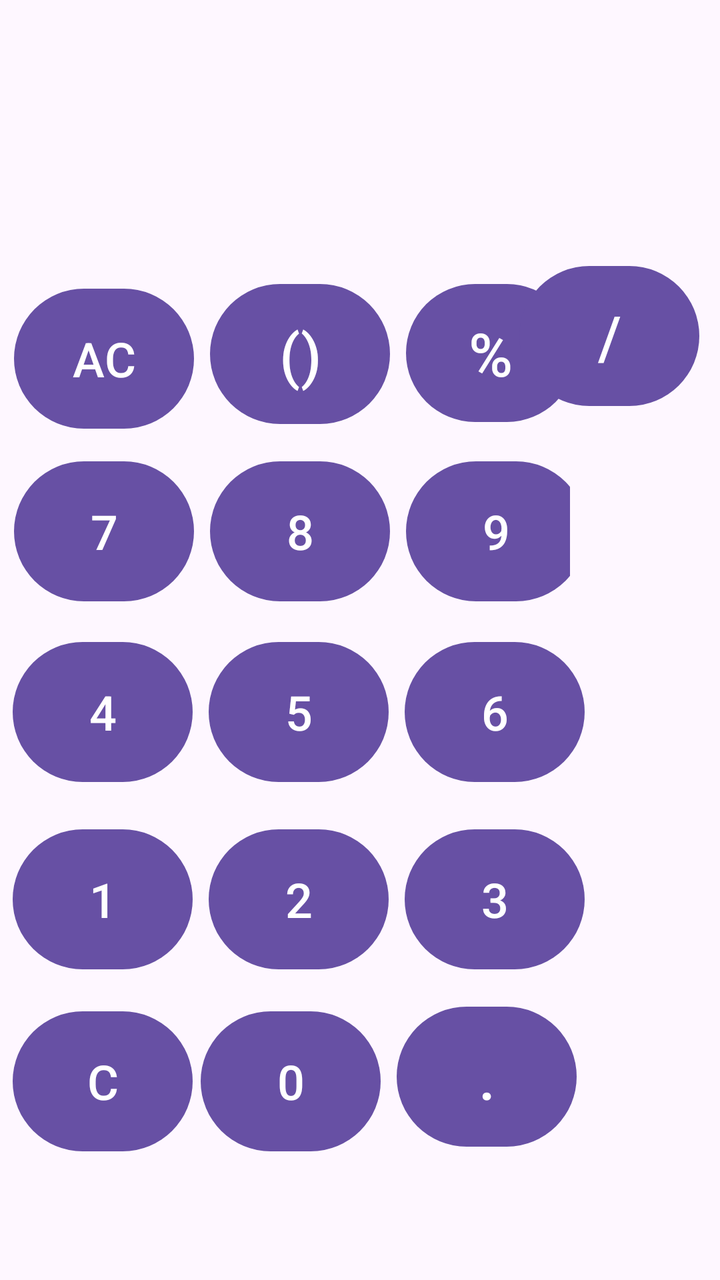
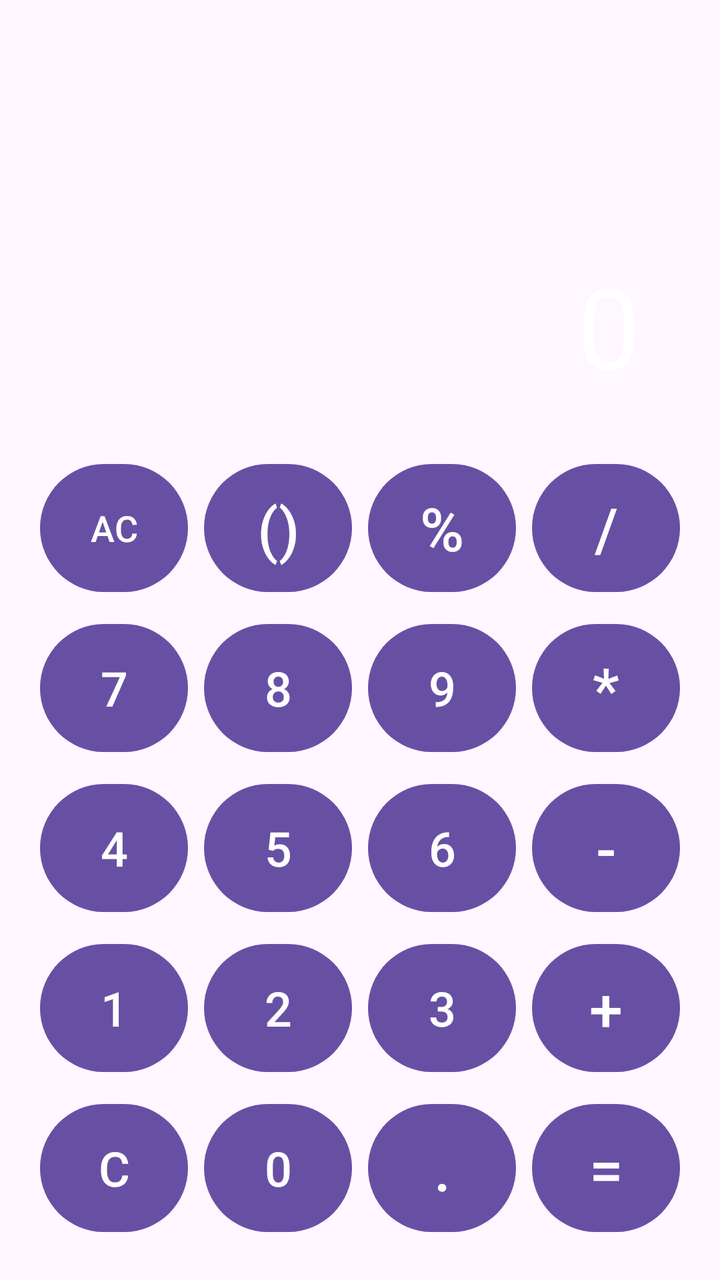

An Android layout rendered at two revisions. The XML below is the earlier revision; the diff shows what the commit changed to produce the second picture.
<!-- AndroidManifest.xml: application theme Theme.MyApp -->
<!-- res/layout/calculadora_layout.xml -->
<?xml version="1.0" encoding="utf-8"?>
<androidx.constraintlayout.widget.ConstraintLayout xmlns:android="http://schemas.android.com/apk/res/android"
    android:layout_width="match_parent"
    android:layout_height="match_parent"
    xmlns:app="http://schemas.android.com/apk/res-auto"
    xmlns:tools="http://schemas.android.com/tools">

    <Space
        android:id="@+id/space"
        android:layout_width="400dp"
        android:layout_height="106dp"
        android:layout_marginTop="15dp"
        app:layout_constraintBottom_toBottomOf="parent"
        app:layout_constraintEnd_toEndOf="parent"
        app:layout_constraintHorizontal_bias="0.0"
        app:layout_constraintStart_toStartOf="parent"
        app:layout_constraintTop_toTopOf="parent"
        app:layout_constraintVertical_bias="0.001" />

    <LinearLayout
        android:id="@+id/fila_funciones"
        android:layout_width="279dp"
        android:layout_height="77dp"
        android:layout_marginTop="2dp"
        android:layout_marginBottom="2dp"
        android:orientation="horizontal"
        app:layout_constraintBottom_toBottomOf="parent"
        app:layout_constraintEnd_toEndOf="parent"
        app:layout_constraintHorizontal_bias="0.087"
        app:layout_constraintStart_toStartOf="parent"
        app:layout_constraintTop_toBottomOf="@+id/space"
        app:layout_constraintVertical_bias="0.033">

        <Button
            android:id="@+id/button_ac"
            android:layout_width="90dp"
            android:layout_height="78dp"
            android:layout_marginEnd="4dp"
            android:text="@string/boton_ac"
            android:textSize="24sp" />

        <Button
            android:id="@+id/button_parentesis"
            android:layout_width="90dp"
            android:layout_height="78dp"
            android:layout_marginStart="4dp"
            android:layout_marginEnd="4dp"
            android:text="@string/boton_paren"
            android:textSize="30sp" />

        <Button
            android:id="@+id/button_porcen"
            android:layout_width="85dp"
            android:layout_height="match_parent"
            android:layout_marginStart="4dp"
            android:text="@string/boton_porcen"
            android:textSize="30sp" />

    </LinearLayout>

    <LinearLayout
        android:id="@+id/fila_superior"
        android:layout_width="278dp"
        android:layout_height="79dp"
        android:layout_marginBottom="2dp"
        android:orientation="horizontal"
        app:layout_constraintBottom_toBottomOf="parent"
        app:layout_constraintEnd_toEndOf="parent"
        app:layout_constraintHorizontal_bias="0.087"
        app:layout_constraintStart_toStartOf="parent"
        app:layout_constraintTop_toBottomOf="@+id/fila_funciones"
        app:layout_constraintVertical_bias="0.034">

        <Button
            android:id="@+id/button_7"
            android:layout_width="90dp"
            android:layout_height="78dp"
            android:layout_marginEnd="4dp"
            android:text="@string/boton_7"
            android:textSize="24sp" />

        <Button
            android:id="@+id/button_8"
            android:layout_width="90dp"
            android:layout_height="78dp"
            android:layout_marginStart="4dp"
            android:layout_marginEnd="4dp"
            android:text="@string/boton_8"
            android:textSize="24sp" />

        <Button
            android:id="@+id/button_9"
            android:layout_width="90dp"
            android:layout_height="78dp"
            android:layout_marginStart="4dp"
            android:text="@string/boton_9"
            android:textSize="24sp" />
    </LinearLayout>

    <LinearLayout
        android:id="@+id/fila_inferior"
        android:layout_width="286dp"
        android:layout_height="74dp"
        android:layout_marginTop="2dp"
        android:layout_marginBottom="2dp"
        android:orientation="horizontal"
        app:layout_constraintBottom_toBottomOf="parent"
        app:layout_constraintEnd_toEndOf="parent"
        app:layout_constraintHorizontal_bias="0.087"
        app:layout_constraintStart_toStartOf="parent"
        app:layout_constraintTop_toBottomOf="@+id/fila_central"
        app:layout_constraintVertical_bias="0.077">

        <Button
            android:id="@+id/button_1"
            android:layout_width="90dp"
            android:layout_height="78dp"
            android:layout_marginEnd="4dp"
            android:text="@string/boton_1"
            android:textSize="24sp" />

        <Button
            android:id="@+id/button_2"
            android:layout_width="90dp"
            android:layout_height="78dp"
            android:layout_marginStart="4dp"
            android:layout_marginEnd="4dp"
            android:text="@string/boton_2"
            android:textSize="24sp" />

        <Button
            android:id="@+id/button_3"
            android:layout_width="90dp"
            android:layout_height="78dp"
            android:layout_marginStart="4dp"
            android:text="@string/boton_3"
            android:textSize="24sp" />
    </LinearLayout>

    <LinearLayout
        android:id="@+id/fila_central"
        android:layout_width="287dp"
        android:layout_height="79dp"
        android:layout_marginTop="2dp"
        android:layout_marginBottom="2dp"
        android:orientation="horizontal"
        app:layout_constraintBottom_toBottomOf="parent"
        app:layout_constraintEnd_toEndOf="parent"
        app:layout_constraintHorizontal_bias="0.087"
        app:layout_constraintStart_toStartOf="parent"
        app:layout_constraintTop_toBottomOf="@+id/fila_superior"
        app:layout_constraintVertical_bias="0.037">

        <Button
            android:id="@+id/button_4"
            android:layout_width="90dp"
            android:layout_height="78dp"
            android:layout_marginEnd="4dp"
            android:text="@string/boton_4"
            android:textSize="24sp" />

        <Button
            android:id="@+id/button_5"
            android:layout_width="90dp"
            android:layout_height="78dp"
            android:layout_marginStart="4dp"
            android:layout_marginEnd="4dp"
            android:text="@string/boton_5"
            android:textSize="24sp" />

        <Button
            android:id="@+id/button_6"
            android:layout_width="90dp"
            android:layout_height="78dp"
            android:layout_marginStart="4dp"
            android:text="@string/boton_6"
            android:textSize="24sp" />

    </LinearLayout>

    <LinearLayout
        android:id="@+id/fila_de_ceros"
        android:layout_width="288dp"
        android:layout_height="80dp"
        android:layout_marginTop="2dp"
        android:orientation="horizontal"
        app:layout_constraintBottom_toBottomOf="parent"
        app:layout_constraintEnd_toEndOf="parent"
        app:layout_constraintHorizontal_bias="0.087"
        app:layout_constraintStart_toStartOf="parent"
        app:layout_constraintTop_toBottomOf="@+id/fila_inferior"
        app:layout_constraintVertical_bias="0.171">

        <Button
            android:id="@+id/button_del_num_act"
            android:layout_width="90dp"
            android:layout_height="78dp"
            android:layout_marginEnd="4dp"
            android:text="@string/boton_c"
            android:textSize="24sp" />

        <Button
            android:id="@+id/button_0"
            android:layout_width="90dp"
            android:layout_height="78dp"
            android:layout_marginEnd="4dp"
            android:text="@string/boton_0"
            android:textSize="24sp" />

        <Button
            android:id="@+id/button_punto"
            android:layout_width="90dp"
            android:layout_height="78dp"
            android:layout_marginStart="4dp"
            android:text="@string/boton_."
            android:textSize="30sp" />
    </LinearLayout>

    <LinearLayout
        android:id="@+id/fila_de_funciones"
        android:layout_width="91dp"
        android:layout_height="475dp"
        android:layout_marginStart="2dp"
        android:layout_marginTop="2dp"
        android:orientation="vertical"
        app:layout_constraintBottom_toBottomOf="parent"
        app:layout_constraintEnd_toEndOf="parent"
        app:layout_constraintHorizontal_bias="0.965"
        app:layout_constraintStart_toStartOf="parent"
        app:layout_constraintTop_toBottomOf="@+id/space"
        app:layout_constraintVertical_bias="0.128">


        <Button
            android:id="@+id/button_div"
            android:layout_width="90dp"
            android:layout_height="78dp"
            android:layout_marginBottom="2dp"
            android:text="@string/boton_div"
            android:textSize="30sp" />
    </LinearLayout>


</androidx.constraintlayout.widget.ConstraintLayout>
<!-- resources referenced by this layout -->
<resources>
  <string name="boton_.">.</string>
  <string name="boton_0">0</string>
  <string name="boton_1">1</string>
  <string name="boton_2">2</string>
  <string name="boton_3">3</string>
  <string name="boton_4">4</string>
  <string name="boton_5">5</string>
  <string name="boton_6">6</string>
  <string name="boton_7">7</string>
  <string name="boton_8">8</string>
  <string name="boton_9">9</string>
  <string name="boton_ac">AC</string>
  <string name="boton_c">C</string>
  <string name="boton_div">/</string>
      //botones del login y mapa
  <string name="boton_paren">()</string>
  <string name="boton_porcen">%</string>
  <style name="Theme.MyApp" parent="Base.Theme.MyApp" />
  <style name="Base.Theme.MyApp" parent="Theme.Material3.DayNight.NoActionBar">
          
          
      </style>
</resources>

<!-- the commit's change to res/layout/calculadora_layout.xml (unified diff, before → after) -->
@@ -1,244 +1,254 @@
 <?xml version="1.0" encoding="utf-8"?>
 <androidx.constraintlayout.widget.ConstraintLayout xmlns:android="http://schemas.android.com/apk/res/android"
+    xmlns:app="http://schemas.android.com/apk/res-auto"
+    xmlns:tools="http://schemas.android.com/tools"
     android:layout_width="match_parent"
     android:layout_height="match_parent"
-    xmlns:app="http://schemas.android.com/apk/res-auto"
-    xmlns:tools="http://schemas.android.com/tools">
-
-    <Space
-        android:id="@+id/space"
-        android:layout_width="400dp"
-        android:layout_height="106dp"
-        android:layout_marginTop="15dp"
-        app:layout_constraintBottom_toBottomOf="parent"
-        app:layout_constraintEnd_toEndOf="parent"
-        app:layout_constraintHorizontal_bias="0.0"
-        app:layout_constraintStart_toStartOf="parent"
+    android:padding="16dp">
+
+    
+    <EditText
+        android:id="@+id/tv_resultado"
+        android:layout_width="match_parent"
+        android:layout_height="0dp"
+        android:background="@android:color/transparent"
+        android:gravity="bottom|end"
+        android:padding="24dp"
+        android:text="0"
+        android:textColor="#FFFFFF"
+        android:textSize="56sp"
+        android:cursorVisible="true"
+        android:singleLine="true"
+        app:layout_constraintBottom_toTopOf="@+id/teclado_calculadora"
         app:layout_constraintTop_toTopOf="parent"
-        app:layout_constraintVertical_bias="0.001" />
-
+        app:layout_constraintVertical_weight="1" />
+
+    
     <LinearLayout
-        android:id="@+id/fila_funciones"
-        android:layout_width="279dp"
-        android:layout_height="77dp"
-        android:layout_marginTop="2dp"
-        android:layout_marginBottom="2dp"
-        android:orientation="horizontal"
-        app:layout_constraintBottom_toBottomOf="parent"
-        app:layout_constraintEnd_toEndOf="parent"
-        app:layout_constraintHorizontal_bias="0.087"
-        app:layout_constraintStart_toStartOf="parent"
-        app:layout_constraintTop_toBottomOf="@+id/space"
-        app:layout_constraintVertical_bias="0.033">
-
-        <Button
-            android:id="@+id/button_ac"
-            android:layout_width="90dp"
-            android:layout_height="78dp"
-            android:layout_marginEnd="4dp"
-            android:text="@string/boton_ac"
-            android:textSize="24sp" />
-
-        <Button
-            android:id="@+id/button_parentesis"
-            android:layout_width="90dp"
-            android:layout_height="78dp"
-            android:layout_marginStart="4dp"
-            android:layout_marginEnd="4dp"
-            android:text="@string/boton_paren"
-            android:textSize="30sp" />
-
-        <Button
-            android:id="@+id/button_porcen"
-            android:layout_width="85dp"
-            android:layout_height="match_parent"
-            android:layout_marginStart="4dp"
-            android:text="@string/boton_porcen"
-            android:textSize="30sp" />
-
-    </LinearLayout>
-
-    <LinearLayout
-        android:id="@+id/fila_superior"
-        android:layout_width="278dp"
-        android:layout_height="79dp"
-        android:layout_marginBottom="2dp"
-        android:orientation="horizontal"
-        app:layout_constraintBottom_toBottomOf="parent"
-        app:layout_constraintEnd_toEndOf="parent"
-        app:layout_constraintHorizontal_bias="0.087"
-        app:layout_constraintStart_toStartOf="parent"
-        app:layout_constraintTop_toBottomOf="@+id/fila_funciones"
-        app:layout_constraintVertical_bias="0.034">
-
-        <Button
-            android:id="@+id/button_7"
-            android:layout_width="90dp"
-            android:layout_height="78dp"
-            android:layout_marginEnd="4dp"
-            android:text="@string/boton_7"
-            android:textSize="24sp" />
-
-        <Button
-            android:id="@+id/button_8"
-            android:layout_width="90dp"
-            android:layout_height="78dp"
-            android:layout_marginStart="4dp"
-            android:layout_marginEnd="4dp"
-            android:text="@string/boton_8"
-            android:textSize="24sp" />
-
-        <Button
-            android:id="@+id/button_9"
-            android:layout_width="90dp"
-            android:layout_height="78dp"
-            android:layout_marginStart="4dp"
-            android:text="@string/boton_9"
-            android:textSize="24sp" />
-    </LinearLayout>
-
-    <LinearLayout
-        android:id="@+id/fila_inferior"
-        android:layout_width="286dp"
-        android:layout_height="74dp"
-        android:layout_marginTop="2dp"
-        android:layout_marginBottom="2dp"
-        android:orientation="horizontal"
-        app:layout_constraintBottom_toBottomOf="parent"
-        app:layout_constraintEnd_toEndOf="parent"
-        app:layout_constraintHorizontal_bias="0.087"
-        app:layout_constraintStart_toStartOf="parent"
-        app:layout_constraintTop_toBottomOf="@+id/fila_central"
-        app:layout_constraintVertical_bias="0.077">
-
-        <Button
-            android:id="@+id/button_1"
-            android:layout_width="90dp"
-            android:layout_height="78dp"
-            android:layout_marginEnd="4dp"
-            android:text="@string/boton_1"
-            android:textSize="24sp" />
-
-        <Button
-            android:id="@+id/button_2"
-            android:layout_width="90dp"
-            android:layout_height="78dp"
-            android:layout_marginStart="4dp"
-            android:layout_marginEnd="4dp"
-            android:text="@string/boton_2"
-            android:textSize="24sp" />
-
-        <Button
-            android:id="@+id/button_3"
-            android:layout_width="90dp"
-            android:layout_height="78dp"
-            android:layout_marginStart="4dp"
-            android:text="@string/boton_3"
-            android:textSize="24sp" />
-    </LinearLayout>
-
-    <LinearLayout
-        android:id="@+id/fila_central"
-        android:layout_width="287dp"
-        android:layout_height="79dp"
-        android:layout_marginTop="2dp"
-        android:layout_marginBottom="2dp"
-        android:orientation="horizontal"
-        app:layout_constraintBottom_toBottomOf="parent"
-        app:layout_constraintEnd_toEndOf="parent"
-        app:layout_constraintHorizontal_bias="0.087"
-        app:layout_constraintStart_toStartOf="parent"
-        app:layout_constraintTop_toBottomOf="@+id/fila_superior"
-        app:layout_constraintVertical_bias="0.037">
-
-        <Button
-            android:id="@+id/button_4"
-            android:layout_width="90dp"
-            android:layout_height="78dp"
-            android:layout_marginEnd="4dp"
-            android:text="@string/boton_4"
-            android:textSize="24sp" />
-
-        <Button
-            android:id="@+id/button_5"
-            android:layout_width="90dp"
-            android:layout_height="78dp"
-            android:layout_marginStart="4dp"
-            android:layout_marginEnd="4dp"
-            android:text="@string/boton_5"
-            android:textSize="24sp" />
-
-        <Button
-            android:id="@+id/button_6"
-            android:layout_width="90dp"
-            android:layout_height="78dp"
-            android:layout_marginStart="4dp"
-            android:text="@string/boton_6"
-            android:textSize="24sp" />
-
-    </LinearLayout>
-
-    <LinearLayout
-        android:id="@+id/fila_de_ceros"
-        android:layout_width="288dp"
-        android:layout_height="80dp"
-        android:layout_marginTop="2dp"
-        android:orientation="horizontal"
-        app:layout_constraintBottom_toBottomOf="parent"
-        app:layout_constraintEnd_toEndOf="parent"
-        app:layout_constraintHorizontal_bias="0.087"
-        app:layout_constraintStart_toStartOf="parent"
-        app:layout_constraintTop_toBottomOf="@+id/fila_inferior"
-        app:layout_constraintVertical_bias="0.171">
-
-        <Button
-            android:id="@+id/button_del_num_act"
-            android:layout_width="90dp"
-            android:layout_height="78dp"
-            android:layout_marginEnd="4dp"
-            android:text="@string/boton_c"
-            android:textSize="24sp" />
-
-        <Button
-            android:id="@+id/button_0"
-            android:layout_width="90dp"
-            android:layout_height="78dp"
-            android:layout_marginEnd="4dp"
-            android:text="@string/boton_0"
-            android:textSize="24sp" />
-
-        <Button
-            android:id="@+id/button_punto"
-            android:layout_width="90dp"
-            android:layout_height="78dp"
-            android:layout_marginStart="4dp"
-            android:text="@string/boton_."
-            android:textSize="30sp" />
-    </LinearLayout>
-
-    <LinearLayout
-        android:id="@+id/fila_de_funciones"
-        android:layout_width="91dp"
-        android:layout_height="475dp"
-        android:layout_marginStart="2dp"
-        android:layout_marginTop="2dp"
+        android:id="@+id/teclado_calculadora"
+        android:layout_width="match_parent"
+        android:layout_height="wrap_content"
         android:orientation="vertical"
         app:layout_constraintBottom_toBottomOf="parent"
         app:layout_constraintEnd_toEndOf="parent"
-        app:layout_constraintHorizontal_bias="0.965"
-        app:layout_constraintStart_toStartOf="parent"
-        app:layout_constraintTop_toBottomOf="@+id/space"
-        app:layout_constraintVertical_bias="0.128">
-
-
-        <Button
-            android:id="@+id/button_div"
-            android:layout_width="90dp"
-            android:layout_height="78dp"
-            android:layout_marginBottom="2dp"
-            android:text="@string/boton_div"
-            android:textSize="30sp" />
+        app:layout_constraintStart_toStartOf="parent">
+
+        
+        <LinearLayout
+            android:layout_width="match_parent"
+            android:layout_height="80dp"
+            android:orientation="horizontal">
+
+            <Button
+                android:id="@+id/button_ac"
+                android:layout_width="0dp"
+                android:layout_height="match_parent"
+                android:layout_margin="4dp"
+                android:layout_weight="1"
+                android:text="@string/boton_ac"
+                android:textSize="18sp" />
+
+            <Button
+                android:id="@+id/button_parentesis"
+                android:layout_width="0dp"
+                android:layout_height="match_parent"
+                android:layout_margin="4dp"
+                android:layout_weight="1"
+                android:text="@string/boton_paren"
+                android:textSize="30sp" />
+
+            <Button
+                android:id="@+id/button_porcen"
+                android:layout_width="0dp"
+                android:layout_height="match_parent"
+                android:layout_margin="4dp"
+                android:layout_weight="1"
+                android:text="@string/boton_porcen"
+                android:textSize="30sp" />
+
+            <Button
+                android:id="@+id/button_div"
+                android:layout_width="0dp"
+                android:layout_height="match_parent"
+                android:layout_margin="4dp"
+                android:layout_weight="1"
+                android:text="@string/boton_div"
+                android:textSize="30sp" />
+        </LinearLayout>
+
+        
+        <LinearLayout
+            android:layout_width="match_parent"
+            android:layout_height="80dp"
+            android:orientation="horizontal">
+
+            <Button
+                android:id="@+id/button_7"
+                android:layout_width="0dp"
+                android:layout_height="match_parent"
+                android:layout_margin="4dp"
+                android:layout_weight="1"
+                android:text="@string/boton_7"
+                android:textSize="24sp" />
+
+            <Button
+                android:id="@+id/button_8"
+                android:layout_width="0dp"
+                android:layout_height="match_parent"
+                android:layout_margin="4dp"
+                android:layout_weight="1"
+                android:text="@string/boton_8"
+                android:textSize="24sp" />
+
+            <Button
+                android:id="@+id/button_9"
+                android:layout_width="0dp"
+                android:layout_height="match_parent"
+                android:layout_margin="4dp"
+                android:layout_weight="1"
+                android:text="@string/boton_9"
+                android:textSize="24sp" />
+
+            
+            <Button
+                android:id="@+id/button_mult"
+                android:layout_width="0dp"
+                android:layout_height="match_parent"
+                android:layout_margin="4dp"
+                android:layout_weight="1"
+                android:text="*"
+                android:textSize="30sp" />
+        </LinearLayout>
+
+        
+        <LinearLayout
+            android:layout_width="match_parent"
+            android:layout_height="80dp"
+            android:orientation="horizontal">
+
+            <Button
+                android:id="@+id/button_4"
+                android:layout_width="0dp"
+                android:layout_height="match_parent"
+                android:layout_margin="4dp"
+                android:layout_weight="1"
+                android:text="@string/boton_4"
+                android:textSize="24sp" />
+
+            <Button
+                android:id="@+id/button_5"
+                android:layout_width="0dp"
+                android:layout_height="match_parent"
+                android:layout_margin="4dp"
+                android:layout_weight="1"
+                android:text="@string/boton_5"
+                android:textSize="24sp" />
+
+            <Button
+                android:id="@+id/button_6"
+                android:layout_width="0dp"
+                android:layout_height="match_parent"
+                android:layout_margin="4dp"
+                android:layout_weight="1"
+                android:text="@string/boton_6"
+                android:textSize="24sp" />
+
+            <Button
+                android:id="@+id/button_resta"
+                android:layout_width="0dp"
+                android:layout_height="match_parent"
+                android:layout_margin="4dp"
+                android:layout_weight="1"
+                android:text="-"
+                android:textSize="30sp" />
+        </LinearLayout>
+
+        
+        <LinearLayout
+            android:layout_width="match_parent"
+            android:layout_height="80dp"
+            android:orientation="horizontal">
+
+            <Button
+                android:id="@+id/button_1"
+                android:layout_width="0dp"
+                android:layout_height="match_parent"
+                android:layout_margin="4dp"
+                android:layout_weight="1"
+                android:text="@string/boton_1"
+                android:textSize="24sp" />
+
+            <Button
+                android:id="@+id/button_2"
+                android:layout_width="0dp"
+                android:layout_height="match_parent"
+                android:layout_margin="4dp"
+                android:layout_weight="1"
+                android:text="@string/boton_2"
+                android:textSize="24sp" />
+
+            <Button
+                android:id="@+id/button_3"
+                android:layout_width="0dp"
+                android:layout_height="match_parent"
+                android:layout_margin="4dp"
+                android:layout_weight="1"
+                android:text="@string/boton_3"
+                android:textSize="24sp" />
+
+            <Button
+                android:id="@+id/button_suma"
+                android:layout_width="0dp"
+                android:layout_height="match_parent"
+                android:layout_margin="4dp"
+                android:layout_weight="1"
+                android:text="+"
+                android:textSize="30sp" />
+        </LinearLayout>
+
+        
+        <LinearLayout
+            android:layout_width="match_parent"
+            android:layout_height="80dp"
+            android:orientation="horizontal">
+
+            <Button
+                android:id="@+id/button_del_num_act"
+                android:layout_width="0dp"
+                android:layout_height="match_parent"
+                android:layout_margin="4dp"
+                android:layout_weight="1"
+                android:text="@string/boton_c"
+                android:textSize="24sp" />
+
+            <Button
+                android:id="@+id/button_0"
+                android:layout_width="0dp"
+                android:layout_height="match_parent"
+                android:layout_margin="4dp"
+                android:layout_weight="1"
+                android:text="@string/boton_0"
+                android:textSize="24sp" />
+
+            <Button
+                android:id="@+id/button_punto"
+                android:layout_width="0dp"
+                android:layout_height="match_parent"
+                android:layout_margin="4dp"
+                android:layout_weight="1"
+                android:text="@string/boton_."
+                android:textSize="30sp" />
+
+            <Button
+                android:id="@+id/button_igual"
+                android:layout_width="0dp"
+                android:layout_height="match_parent"
+                android:layout_margin="4dp"
+                android:layout_weight="1"
+                android:text="="
+                android:textSize="30sp" />
+        </LinearLayout>
+
     </LinearLayout>
 
-
 </androidx.constraintlayout.widget.ConstraintLayout>
